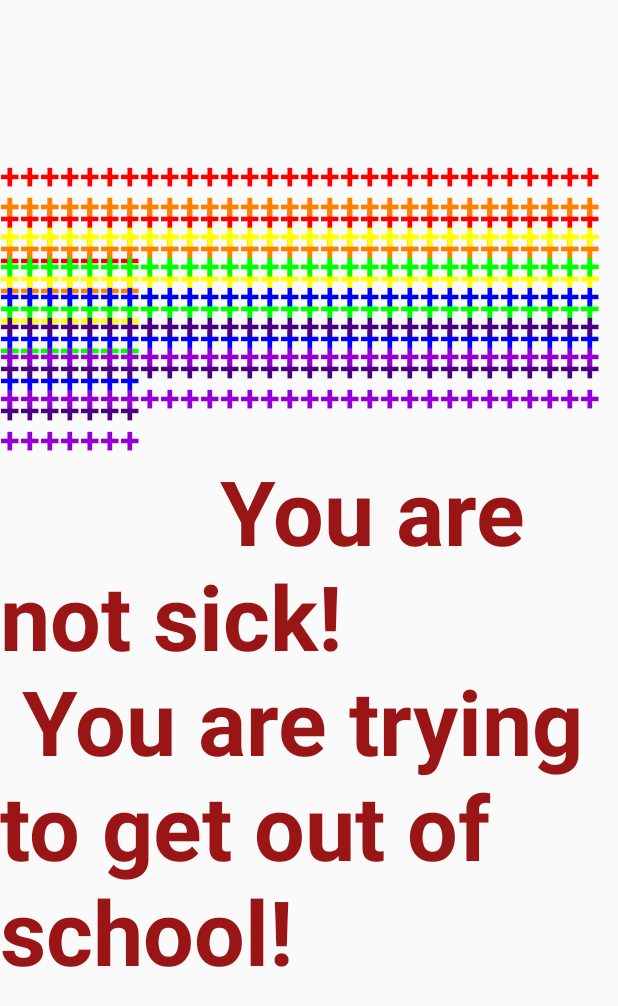
After one commit to michelleewang/tbsrobocup2020, an Android app: the layout notsick.xml on its own in the app's theme, with its tools: preview values and no code run, on a phone screen of 412 x 824 dp. The commit adds this screen. Shown: the top 1006 px of the screen. Run offline under Robolectric (Android 15) with nearby library versions, the phone set to English and light mode, and no system bars.

Commit message:
catch kid

```diff
--- a/app/src/main/java/com/example/hellopepper/MainActivity.java
+++ b/app/src/main/java/com/example/hellopepper/MainActivity.java
@@ -5,6 +5,7 @@ import android.util.Log;
 import android.widget.Button;
 import android.widget.CheckBox;
 import android.widget.TextView;
+import android.widget.ImageView;
 
 import com.aldebaran.qi.Future;
 import com.aldebaran.qi.sdk.QiContext;
@@ -71,11 +72,13 @@ public class MainActivity extends RobotActivity implements RobotLifecycleCallbac
     private Boolean diagnosisDone = false;
     //    private static DecimalFormat df2 = new DecimalFormat("#.##");
     private Animate happyDance;
+    private ImageView imageView;
 
     @Override
     protected void onCreate(Bundle savedInstanceState) {
         super.onCreate(savedInstanceState);
         setContentView(R.layout.activity_main);
+//        imageView = (ImageView)findViewById(R.id.rainbow);
         // Register the RobotLifecycleCallbacks to this Activity.
         QiSDK.register(this, this);
     }
@@ -287,16 +290,21 @@ public class MainActivity extends RobotActivity implements RobotLifecycleCallbac
     public void checkOtherSymptoms() {
         final Boolean[][] otherSymptoms = {new Boolean[0]};
         final CheckBox[] otherBox = new CheckBox[1];
+        final CheckBox[] kidBox = new CheckBox[1];
         final Boolean[] hasOtherSymptoms = new Boolean[1];
+        final Boolean[] kidOutOfSchool = new Boolean[1];
         runOnUiThread(() -> {
             trouble = findViewById(R.id.troubleBox);
             lips = findViewById(R.id.lipsBox);
             confusion = findViewById(R.id.confusionBox);
             pain = findViewById(R.id.painBox);
             otherBox[0] = findViewById(R.id.unlistedBox);
+            kidBox[0] = findViewById(R.id.catchBox);
             otherSymptoms[0] = new Boolean[]{trouble.isChecked(), lips.isChecked(), confusion.isChecked(), pain.isChecked()};
             hasOtherSymptoms[0] = otherBox[0].isChecked();
+            kidOutOfSchool[0] = kidBox[0].isChecked();
         });
+        if (!kidOutOfSchool[0]) {
             diagnosisBot.setSeriousSymptoms(otherSymptoms[0], otherBox[0]);
 //        diagnosis = diagnosisBot.diagnose();
             double sickChance = diagnosisBot.diagnose();
@@ -305,6 +313,8 @@ public class MainActivity extends RobotActivity implements RobotLifecycleCallbac
             diagnosis = getDiagnosis(sickChance, numSymptoms);
             diagnosisDone = true;
             displayResults(diagnosis, sickChance, hasSeriousSymptoms, hasOtherSymptoms[0]);
+        }
+        catchKid();
     }
 
     public int getDiagnosis(double sickChance, int numSymptoms) {
@@ -318,6 +328,19 @@ public class MainActivity extends RobotActivity implements RobotLifecycleCallbac
             return 1; //sick with COVID
         }
     }
+
+    public void catchKid() {
+        runOnUiThread(() -> {
+            setContentView(R.layout.notsick);
+            });
+//        imageViewSetValue("rb");
+    }
+
+//    private void imageViewSetValue(String val) {
+//        if (val.equals("rb"))
+//            runOnUiThread(() -> { imageView.setImageResource(R.drawable.rb); });
+//
+//    }
 
     public void displayResults(int diagnosis, double sickChance, Boolean hasSeriousSymptoms, Boolean hasOtherSymptoms) {
 //        try {
--- /dev/null
+++ b/app/src/main/res/layout/notsick.xml
@@ -0,0 +1,133 @@
+<?xml version="1.0" encoding="utf-8"?>
+<androidx.constraintlayout.widget.ConstraintLayout xmlns:android="http://schemas.android.com/apk/res/android"
+    xmlns:app="http://schemas.android.com/apk/res-auto"
+    xmlns:tools="http://schemas.android.com/tools"
+    android:layout_width="match_parent"
+    android:layout_height="match_parent">
+
+    <TextView
+        android:id="@+id/stop1"
+        android:layout_width="wrap_content"
+        android:layout_height="wrap_content"
+        android:layout_marginTop="100dp"
+        android:text="+++++++++++++++++++++++++++++++++++++++++++++++++++++++++++++++++++"
+        android:textSize="24sp"
+        android:textStyle="bold"
+        android:textColor="#FF0000"
+        app:layout_constraintEnd_toEndOf="parent"
+        app:layout_constraintHorizontal_bias="0.484"
+        app:layout_constraintStart_toStartOf="parent"
+        app:layout_constraintTop_toTopOf="parent" />
+
+    <TextView
+        android:id="@+id/stop2"
+        android:layout_width="wrap_content"
+        android:layout_height="wrap_content"
+        android:layout_marginTop="120dp"
+        android:text="+++++++++++++++++++++++++++++++++++++++++++++++++++++++++++++++++++"
+        android:textSize="24sp"
+        android:textStyle="bold"
+        android:textColor="#FF7F00"
+        app:layout_constraintEnd_toEndOf="parent"
+        app:layout_constraintHorizontal_bias="0.484"
+        app:layout_constraintStart_toStartOf="parent"
+        app:layout_constraintTop_toTopOf="parent" />
+
+    <TextView
+        android:id="@+id/stop3"
+        android:layout_width="wrap_content"
+        android:layout_height="wrap_content"
+        android:layout_marginTop="140dp"
+        android:text="+++++++++++++++++++++++++++++++++++++++++++++++++++++++++++++++++++"
+        android:textSize="24sp"
+        android:textStyle="bold"
+        android:textColor="#FFFF00"
+        app:layout_constraintEnd_toEndOf="parent"
+        app:layout_constraintHorizontal_bias="0.484"
+        app:layout_constraintStart_toStartOf="parent"
+        app:layout_constraintTop_toTopOf="parent" />
+
+    <TextView
+        android:id="@+id/stop4"
+        android:layout_width="wrap_content"
+        android:layout_height="wrap_content"
+        android:layout_marginTop="160dp"
+        android:text="+++++++++++++++++++++++++++++++++++++++++++++++++++++++++++++++++++"
+        android:textSize="24sp"
+        android:textStyle="bold"
+        android:textColor="#00FF00"
+        app:layout_constraintEnd_toEndOf="parent"
+        app:layout_constraintHorizontal_bias="0.484"
+        app:layout_constraintStart_toStartOf="parent"
+        app:layout_constraintTop_toTopOf="parent" />
+
+    <TextView
+        android:id="@+id/stop5"
+        android:layout_width="wrap_content"
+        android:layout_height="wrap_content"
+        android:layout_marginTop="180dp"
+        android:text="+++++++++++++++++++++++++++++++++++++++++++++++++++++++++++++++++++"
+        android:textSize="24sp"
+        android:textStyle="bold"
+        android:textColor="#0000FF"
+        app:layout_constraintEnd_toEndOf="parent"
+        app:layout_constraintHorizontal_bias="0.484"
+        app:layout_constraintStart_toStartOf="parent"
+        app:layout_constraintTop_toTopOf="parent" />
+
+    <TextView
+        android:id="@+id/stop6"
+        android:layout_width="wrap_content"
+        android:layout_height="wrap_content"
+        android:layout_marginTop="200dp"
+        android:text="+++++++++++++++++++++++++++++++++++++++++++++++++++++++++++++++++++"
+        android:textSize="24sp"
+        android:textStyle="bold"
+        android:textColor="#4B0082"
+        app:layout_constraintEnd_toEndOf="parent"
+        app:layout_constraintHorizontal_bias="0.484"
+        app:layout_constraintStart_toStartOf="parent"
+        app:layout_constraintTop_toTopOf="parent" />
+
+    <TextView
+        android:id="@+id/stop7"
+        android:layout_width="wrap_content"
+        android:layout_height="wrap_content"
+        android:layout_marginTop="220dp"
+        android:text="+++++++++++++++++++++++++++++++++++++++++++++++++++++++++++++++++++"
+        android:textSize="24sp"
+        android:textStyle="bold"
+        android:textColor="#9400D3"
+        app:layout_constraintEnd_toEndOf="parent"
+        app:layout_constraintHorizontal_bias="0.484"
+        app:layout_constraintStart_toStartOf="parent"
+        app:layout_constraintTop_toTopOf="parent" />
+
+    <TextView
+        android:id="@+id/stop8"
+        android:layout_width="wrap_content"
+        android:layout_height="wrap_content"
+        android:layout_marginTop="300dp"
+        android:text="\t\t\t\t\t\t\t\t\t\t\tYou are not sick! \n You are trying to get out of school!"
+        android:textColor="#9A1616"
+        android:textSize="60sp"
+        android:textStyle="bold"
+        app:layout_constraintEnd_toEndOf="parent"
+        app:layout_constraintHorizontal_bias="0.484"
+        app:layout_constraintStart_toStartOf="parent"
+        app:layout_constraintTop_toTopOf="parent" />
+
+<!--    <ImageView-->
+<!--        android:id="@+id/rainbow"-->
+<!--        android:layout_width="wrap_content"-->
+<!--        android:layout_height="wrap_content"-->
+<!--        android:layout_marginBottom="16dp"-->
+<!--        android:contentDescription="picture"-->
+<!--        app:layout_constraintBottom_toBottomOf="parent"-->
+<!--        app:layout_constraintEnd_toEndOf="parent"-->
+<!--        app:layout_constraintStart_toStartOf="parent"-->
+<!--        app:srcCompat="@drawable/rb"-->
+<!--        tools:ignore="HardcodedText"-->
+<!--        tools:srcCompat="@drawable/rb" />-->
+
+</androidx.constraintlayout.widget.ConstraintLayout>
--- a/app/src/main/res/layout/othersymptoms.xml
+++ b/app/src/main/res/layout/othersymptoms.xml
@@ -74,9 +74,20 @@
         android:id="@+id/unlistedBox"
         android:layout_width="wrap_content"
         android:layout_height="wrap_content"
-        android:layout_marginStart="340dp"
+        android:layout_marginStart="580dp"
         android:layout_marginTop="284dp"
         android:text="Other (unlisted)*"
+        android:textSize="36sp"
+        app:layout_constraintStart_toStartOf="parent"
+        app:layout_constraintTop_toTopOf="parent" />
+
+    <CheckBox
+        android:id="@+id/catchBox"
+        android:layout_width="wrap_content"
+        android:layout_height="wrap_content"
+        android:layout_marginStart="88dp"
+        android:layout_marginTop="284dp"
+        android:text="Barfing rainbows"
         android:textSize="36sp"
         app:layout_constraintStart_toStartOf="parent"
         app:layout_constraintTop_toTopOf="parent" />
```
Also changed, not shown: app/src/main/res/drawable-v24/rb.jpg (added), 1 other file. Lines whose indentation alone changed are shown as unchanged.
